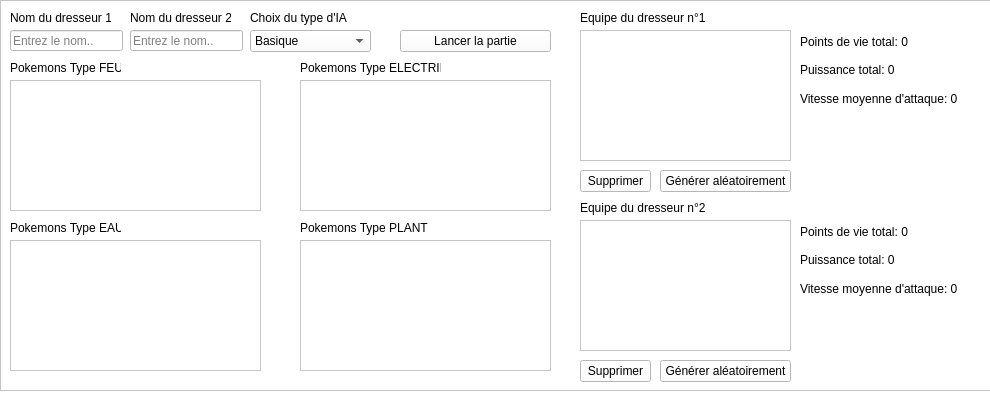
Above: homewidget.ui from s1nyx/TP-Pokemon before the change. Below: the same form after it.
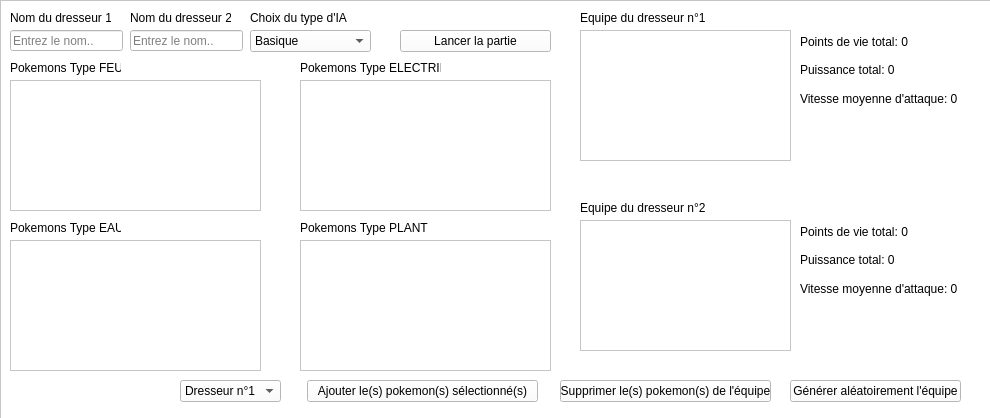
That is the form after the change.

Commit message: feat(homewidget): add possibility to add pokemons, show pokemon teams by trainers

```diff
--- a/homewidget.ui
+++ b/homewidget.ui
@@ -7,7 +7,7 @@
     <x>0</x>
     <y>0</y>
     <width>990</width>
-    <height>395</height>
+    <height>418</height>
    </rect>
   </property>
   <property name="palette">
@@ -461,7 +461,7 @@
      <x>0</x>
      <y>0</y>
      <width>1011</width>
-     <height>391</height>
+     <height>421</height>
     </rect>
    </property>
    <property name="autoFillBackground">
@@ -677,20 +677,7 @@
      <string>Pokemons Type EAU</string>
     </property>
    </widget>
-   <widget class="QPushButton" name="generateTrainer1Pokemon">
-    <property name="geometry">
-     <rect>
-      <x>660</x>
-      <y>170</y>
-      <width>131</width>
-      <height>22</height>
-     </rect>
-    </property>
-    <property name="text">
-     <string>Générer aléatoirement</string>
-    </property>
-   </widget>
-   <widget class="QListWidget" name="listWidget">
+   <widget class="QListWidget" name="trainer1Team">
     <property name="geometry">
      <rect>
       <x>580</x>
@@ -739,40 +726,27 @@
    <widget class="QPushButton" name="removeTrainer1Pokemon">
     <property name="geometry">
      <rect>
-      <x>580</x>
-      <y>170</y>
-      <width>71</width>
+      <x>560</x>
+      <y>380</y>
+      <width>211</width>
       <height>22</height>
      </rect>
     </property>
     <property name="text">
-     <string>Supprimer</string>
+     <string>Supprimer le(s) pokemon(s) de l'équipe</string>
     </property>
    </widget>
    <widget class="QPushButton" name="removeTrainer2Pokemon">
     <property name="geometry">
      <rect>
-      <x>580</x>
-      <y>360</y>
-      <width>71</width>
+      <x>790</x>
+      <y>380</y>
+      <width>171</width>
       <height>22</height>
      </rect>
     </property>
     <property name="text">
-     <string>Supprimer</string>
-    </property>
-   </widget>
-   <widget class="QPushButton" name="generateTrainer2Pokemon">
-    <property name="geometry">
-     <rect>
-      <x>660</x>
-      <y>360</y>
-      <width>131</width>
-      <height>22</height>
-     </rect>
-    </property>
-    <property name="text">
-     <string>Générer aléatoirement</string>
+     <string>Générer aléatoirement l'équipe</string>
     </property>
    </widget>
    <widget class="QWidget" name="verticalLayoutWidget">
@@ -841,6 +815,39 @@
      </item>
     </layout>
    </widget>
+   <widget class="QPushButton" name="addPokemon">
+    <property name="geometry">
+     <rect>
+      <x>307</x>
+      <y>380</y>
+      <width>231</width>
+      <height>22</height>
+     </rect>
+    </property>
+    <property name="text">
+     <string>Ajouter le(s) pokemon(s) sélectionné(s)</string>
+    </property>
+   </widget>
+   <widget class="QComboBox" name="targetedTrainer">
+    <property name="geometry">
+     <rect>
+      <x>180</x>
+      <y>380</y>
+      <width>101</width>
+      <height>22</height>
+     </rect>
+    </property>
+    <item>
+     <property name="text">
+      <string>Dresseur n°1</string>
+     </property>
+    </item>
+    <item>
+     <property name="text">
+      <string>Dresseur n°2</string>
+     </property>
+    </item>
+   </widget>
   </widget>
  </widget>
  <resources/>
```
Left out of the diff: 6 changed lines with no effect on the pictures. The commit also changes 8 other files.
